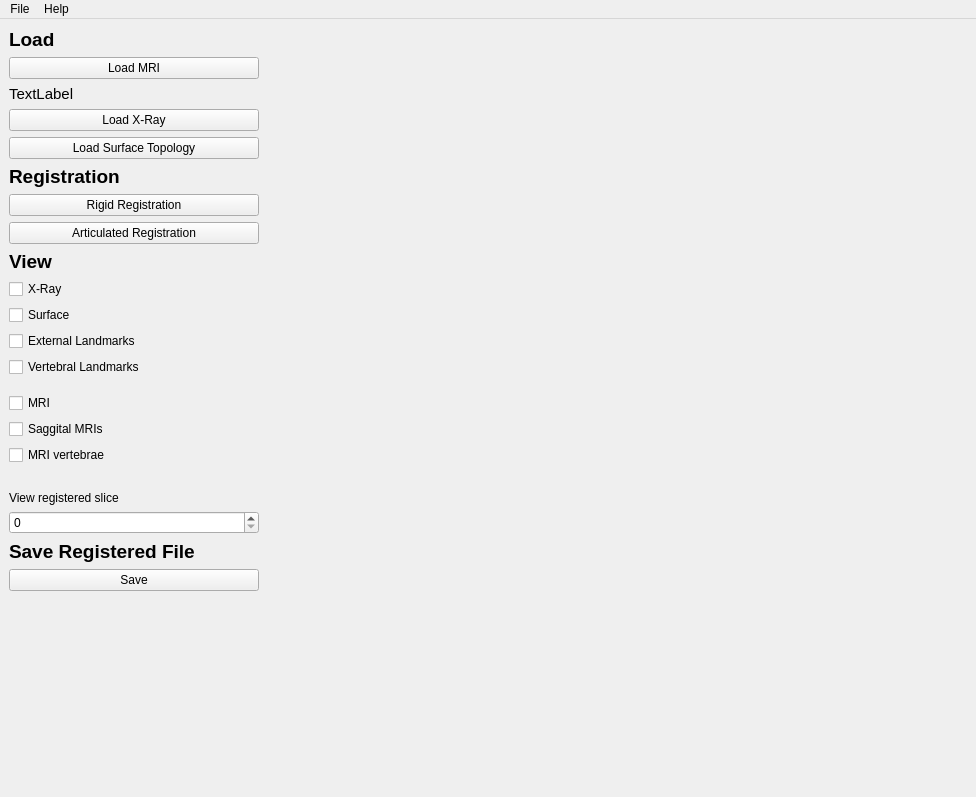
First picture: the form in main.ui, repository luantran/CapstoneProject, before the edit.
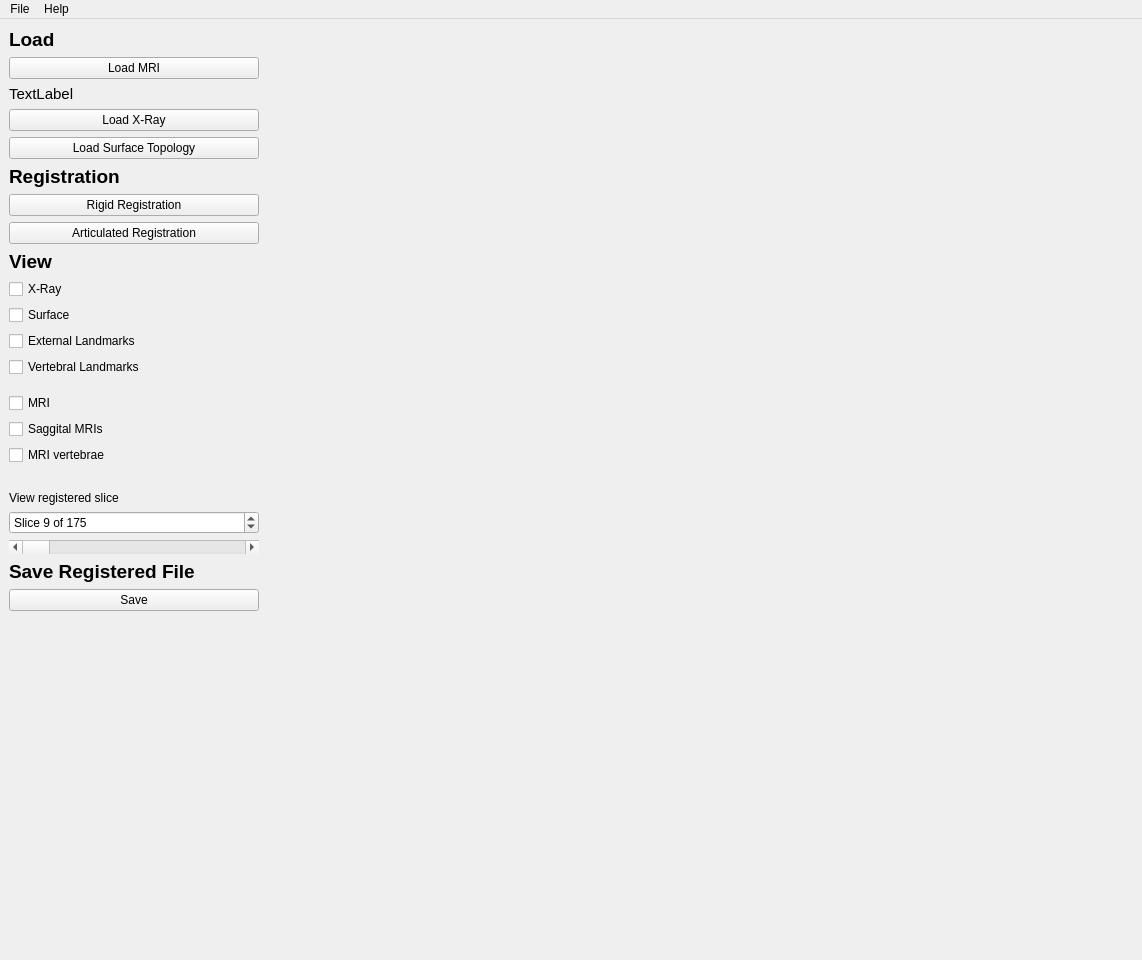
Second picture: the form after the edit.

Commit message: hooked mri reader to interface and spinbox

Diff of the .ui file:
```diff
--- a/main.ui
+++ b/main.ui
@@ -6,8 +6,8 @@
    <rect>
     <x>0</x>
     <y>0</y>
-    <width>976</width>
-    <height>797</height>
+    <width>1142</width>
+    <height>960</height>
    </rect>
   </property>
   <property name="windowTitle">
@@ -221,6 +221,8 @@
          </widget>
         </item>
         <item>
+         <layout class="QHBoxLayout" name="horizontalLayout">
+          <item>
          <widget class="QSpinBox" name="sliceSpinBox">
           <property name="sizePolicy">
            <sizepolicy hsizetype="Preferred" vsizetype="Minimum">
@@ -228,18 +230,43 @@
             <verstretch>0</verstretch>
            </sizepolicy>
           </property>
+            <property name="suffix">
+             <string notr="true"> of 175</string>
+            </property>
+            <property name="prefix">
+             <string notr="true">Slice </string>
+            </property>
+            <property name="value">
+             <number>9</number>
+            </property>
          </widget>
         </item>
        </layout>
       </item>
+       </layout>
+      </item>
       <item>
-       <layout class="QVBoxLayout" name="verticalLayout_6" stretch="0,0">
+       <layout class="QVBoxLayout" name="verticalLayout_6" stretch="0,0,0">
         <property name="sizeConstraint">
          <enum>QLayout::SetMinimumSize</enum>
         </property>
         <property name="bottomMargin">
          <number>0</number>
         </property>
+        <item>
+         <layout class="QHBoxLayout" name="horizontalLayout_2">
+          <item>
+           <widget class="QScrollBar" name="horizontalScrollBar">
+            <property name="orientation">
+             <enum>Qt::Horizontal</enum>
+            </property>
+            <property name="invertedAppearance">
+             <bool>false</bool>
+            </property>
+           </widget>
+          </item>
+         </layout>
+        </item>
         <item>
          <widget class="QLabel" name="saveLabel">
           <property name="enabled">
@@ -326,7 +353,7 @@
     <rect>
      <x>0</x>
      <y>0</y>
-     <width>976</width>
+     <width>1142</width>
      <height>25</height>
     </rect>
    </property>
```
Lines whose indentation alone changed are shown as unchanged. The commit also changes 4 other files.
